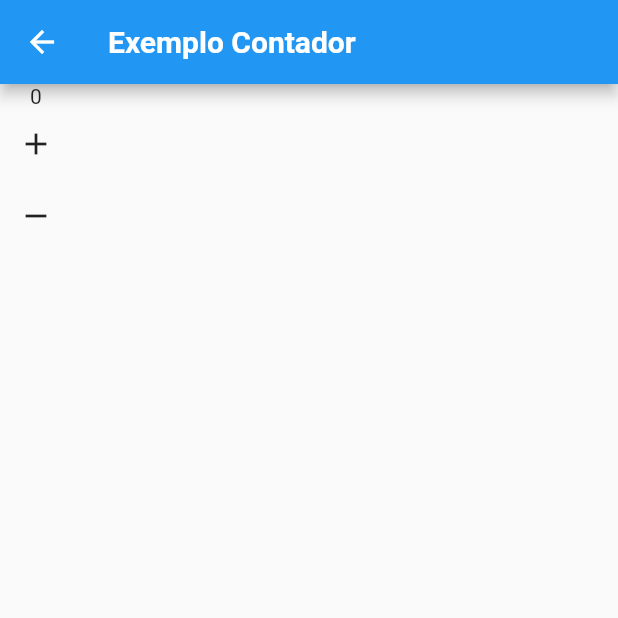
After one commit to EuHigorBarbosa/HBM, a Flutter app: the CounterPage screen opened by its route, after a tap on the "add" icon, after a tap on the "remove" icon, on a phone screen of 412 x 824 dp, the top half of it. The commit adds this screen. Run offline on Flutter 3.47's test engine with Material 2 defaults, Android fonts, the phone set to English and light mode, and no system bars; network calls fail; Roboto replaces fonts that are missing (OpenSans).

Commit message:
Aula 229 - Entendendo o Provider sem o retorno ao programa original

```diff
--- a/lib/main.dart
+++ b/lib/main.dart
@@ -1,5 +1,6 @@
 import 'package:flutter/material.dart';
 import 'package:shop/pages/pages.dart';
+import 'package:shop/providers/counter.dart';
 import 'package:shop/utils/utils.dart';
 
 void main() {
@@ -10,11 +11,12 @@ class MyApp extends StatelessWidget {
   // This widget is the root of your application.
   @override
   Widget build(BuildContext context) {
-    return MaterialApp(
+    return CounterProvider(
+      child: MaterialApp(
         debugShowCheckedModeBanner: false,
         title: 'Flutter Demo',
         home: ProductOverviewPage(),
-      routes: {AppRoutes.PRODUCT_DETAIL: (ctx) => ProductDetailPage()},
+        routes: {AppRoutes.PRODUCT_DETAIL: (ctx) => CounterPage()},
 
         // ==== THEMAS
         theme: ThemeData(
@@ -36,7 +38,9 @@ class MyApp extends StatelessWidget {
           //todo par é variavel com textscale, todo impar é fixo
           textTheme: TextTheme(
             button: TextStyle(
-              fontSize: 14.0, fontStyle: FontStyle.italic, color: Colors.white),
+                fontSize: 14.0,
+                fontStyle: FontStyle.italic,
+                color: Colors.white),
             caption: TextStyle(fontSize: 14.0, fontStyle: FontStyle.italic),
             subtitle1: TextStyle(fontSize: 14.0, fontStyle: FontStyle.italic),
             subtitle2: TextStyle(
@@ -85,6 +89,7 @@ class MyApp extends StatelessWidget {
           //* ================== Brilho Theme =====================
           brightness: Brightness.light,
         ),
+      ),
     );
   }
 }
--- /dev/null
+++ b/lib/pages/counter_page.dart
@@ -0,0 +1,45 @@
+import 'package:flutter/material.dart';
+import 'package:shop/models/product.dart';
+import 'package:shop/providers/counter.dart';
+
+class CounterPage extends StatefulWidget {
+  const CounterPage({
+    Key? key,
+  }) : super(key: key);
+
+  @override
+  _CounterPageState createState() => _CounterPageState();
+}
+
+class _CounterPageState extends State<CounterPage> {
+  @override
+  Widget build(BuildContext context) {
+    return Scaffold(
+        appBar: AppBar(
+          title: Text('Exemplo Contador'),
+        ),
+        body: Column(
+          children: [
+            Text(CounterProvider.of(context)?.state.value.toString() ?? '0'),
+            IconButton(
+              icon: Icon(Icons.add),
+              onPressed: () {
+                setState(() {
+                  CounterProvider.of(context)?.state.inc();
+                });
+                print(CounterProvider.of(context)?.state.value);
+              },
+            ),
+            IconButton(
+              icon: Icon(Icons.remove),
+              onPressed: () {
+                setState(() {
+                  CounterProvider.of(context)?.state.dec();
+                });
+                print(CounterProvider.of(context)?.state.value);
+              },
+            )
+          ],
+        ));
+  }
+}
--- a/lib/pages/pages.dart
+++ b/lib/pages/pages.dart
@@ -1,3 +1,3 @@
+export 'counter_page.dart';
+export 'products_overview_page.dart';
 export 'product_detail_page.dart';
-
-export 'products_overview_page.dart';
--- /dev/null
+++ b/lib/providers/counter.dart
@@ -0,0 +1,27 @@
+import 'package:flutter/widgets.dart';
+
+//armazenar o estado que vamos manipular a partir do provider
+class CounterState {
+  int _value = 0;
+
+  //metodos para manipular esse estado
+
+  void inc() => _value++;
+  void dec() => _value--;
+  int get value => _value;
+}
+
+class CounterProvider extends InheritedWidget {
+  final CounterState state = CounterState();
+  CounterProvider({required Widget child}) : super(child: child);
+
+  static CounterProvider? of(BuildContext context) {
+    return context.dependOnInheritedWidgetOfExactType<CounterProvider>();
+  }
+
+  @override
+  //Esse método é necessário implementar por padrão
+  bool updateShouldNotify(covariant InheritedWidget oldWidget) {
+    return true;
+  }
+}
```
Lines whose indentation alone changed are shown as unchanged.
